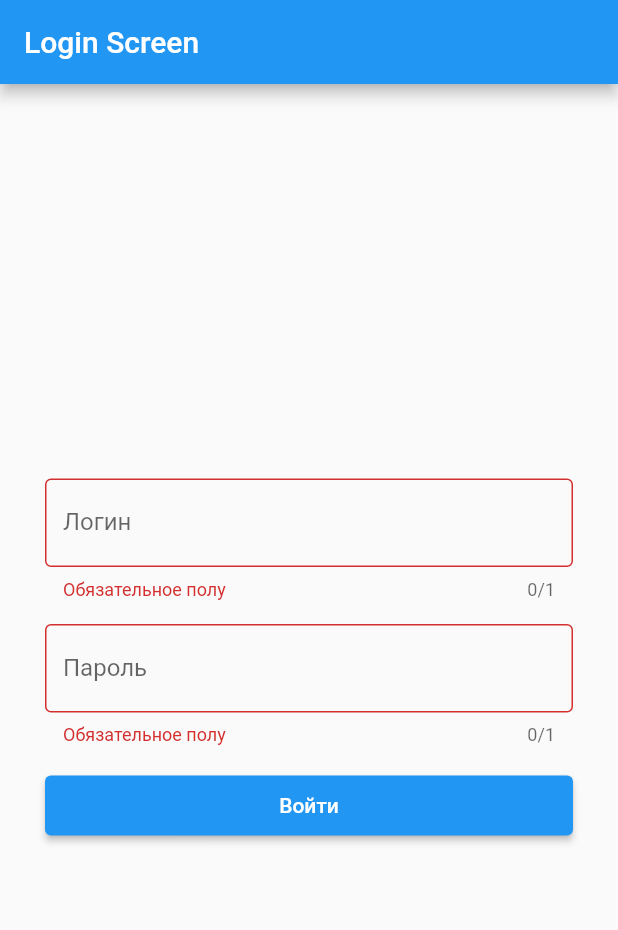
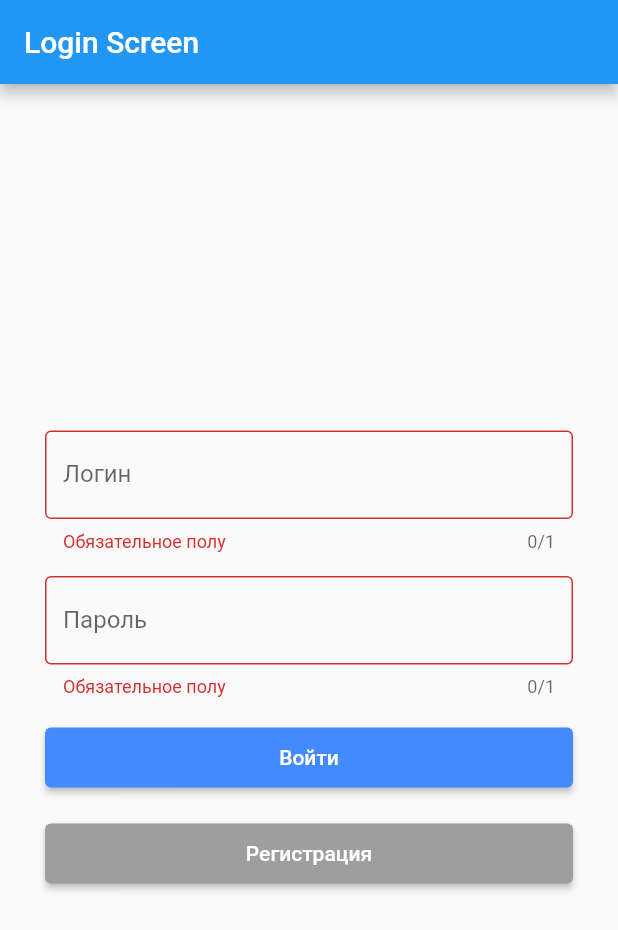
Before and after one commit to Shakhron/with_backend, a Flutter app: the screen it shows after launch, after a tap on "Войти", on a phone screen of 412 x 824 dp. Shown: the top 930 px of the screen. Run offline on Flutter 3.47's test engine with Material 2 defaults, Android fonts, the phone set to English and light mode, and no system bars; our stand-ins replace dio, flutter_bloc, freezed_annotation, get_it, injectable; missing offline and left inert: conduit_core, conduit_postgresql, jaguar_jwt.

```diff
--- /dev/null
+++ b/client/lib/app/presantation/components/app_text_button.dart
@@ -0,0 +1,25 @@
+import 'package:flutter/material.dart';
+
+class AppTExtButton extends StatelessWidget {
+  const AppTExtButton(
+      {super.key,
+      required this.onPressed,
+      required this.text,
+      this.backgroundColor = Colors.blueAccent});
+
+  final VoidCallback onPressed;
+  final String text;
+  final Color backgroundColor;
+
+  @override
+  Widget build(BuildContext context) {
+    return ElevatedButton(
+      onPressed: onPressed,
+      style: ButtonStyle(
+          backgroundColor: MaterialStateProperty.all<Color>(backgroundColor),
+          fixedSize: MaterialStateProperty.all<Size>(
+              const Size(double.maxFinite, 40))),
+      child: Text(text),
+    );
+  }
+}
--- /dev/null
+++ b/client/lib/app/presantation/components/app_text_field.dart
@@ -0,0 +1,34 @@
+import 'package:flutter/material.dart';
+
+class AppTextField extends StatelessWidget {
+  const AppTextField(
+      {super.key,
+      required this.controller,
+      required this.labelText,
+      this.obscureText = false});
+
+  final TextEditingController controller;
+  final String labelText;
+  final bool obscureText;
+
+  @override
+  Widget build(BuildContext context) {
+    return TextFormField(
+      obscureText: obscureText,
+      validator: emptyValodator,
+      maxLength: 1,
+      controller: controller,
+      decoration: InputDecoration(
+        labelText: labelText,
+        border: const OutlineInputBorder(),
+      ),
+    );
+  }
+
+  String? emptyValodator(String? value) {
+    if (value!.isEmpty) {
+      return "Обязательное полу";
+    }
+    return null;
+  }
+}
--- a/client/lib/feature/auth/data/mock_auth_repository.dart
+++ b/client/lib/feature/auth/data/mock_auth_repository.dart
@@ -25,7 +25,7 @@ class MockAuthRepository implements AuthRepository {
   }
 
   @override
-  Future signUn({required String password, required String username}) {
+  Future signIn({required String password, required String username}) {
     return Future.delayed(const Duration(seconds: 2), () {
       return UserEntity(email: "email", username: username, id: "-1");
     });
--- a/client/lib/feature/auth/domain/auth_repository.dart
+++ b/client/lib/feature/auth/domain/auth_repository.dart
@@ -5,7 +5,7 @@ abstract class AuthRepository {
     required String email,
   });
 
-  Future<dynamic> signUn({
+  Future<dynamic> signIn({
     required String password,
     required String username,
   });
--- a/client/lib/feature/auth/domain/auth_state/auth_cubit.dart
+++ b/client/lib/feature/auth/domain/auth_state/auth_cubit.dart
@@ -10,4 +10,19 @@ class AuthCubit extends Cubit<AuthState> {
   AuthCubit(this.authRepository) : super(AuthState.notAuthorized());
 
   final AuthRepository authRepository;
+
+  Future<void> signIn({
+    required String username,
+    required String password,
+  }) async {
+    emit(AuthState.waiting());
+    try {
+      final UserEntity userEntity =
+          await authRepository.signIn(password: password, username: username);
+      emit(AuthState.authorized(userEntity));
+    } catch (error) {
+      emit(AuthState.error(error));
+      rethrow;
+    }
+  }
 }
--- a/client/lib/feature/auth/ui/components/login_screen.dart
+++ b/client/lib/feature/auth/ui/components/login_screen.dart
@@ -1,4 +1,8 @@
+import 'package:client/app/presantation/components/app_text_button.dart';
+import 'package:client/app/presantation/components/app_text_field.dart';
+import 'package:client/feature/auth/domain/auth_state/auth_cubit.dart';
 import 'package:flutter/material.dart';
+import 'package:flutter_bloc/flutter_bloc.dart';
 
 class LoginScreen extends StatelessWidget {
   LoginScreen({super.key});
@@ -21,35 +25,33 @@ class LoginScreen extends StatelessWidget {
             child: Column(
               mainAxisSize: MainAxisSize.min,
               children: [
-                TextFormField(
-                  validator: emptyValodator,
-                  maxLength: 1,
+                AppTextField(
                   controller: controllerLogin,
-                  decoration: const InputDecoration(
-                    labelText: "Логин",
-                    border: OutlineInputBorder(),
-                  ),
+                  labelText: "Логин",
                 ),
                 const SizedBox(height: 16),
-                TextFormField(
-                  validator: emptyValodator,
-                  maxLength: 1,
+                AppTextField(
                   controller: controllerPassword,
-                  decoration: const InputDecoration(
-                    labelText: "Пароль",
-                    border: OutlineInputBorder(),
-                  ),
+                  labelText: "Пароль",
+                  obscureText: true,
                 ),
                 const SizedBox(height: 16),
-                ElevatedButton(
+                AppTExtButton(
+                  onPressed: () {
+                    if (globalKey.currentState?.validate() == true) {
+                      _onTapToSignIn(context.read<AuthCubit>());
+                    }
+                  },
+                  text: "Войти",
+                ),
+                const SizedBox(height: 16),
+                AppTExtButton(
                   onPressed: () {
                     if (globalKey.currentState?.validate() == true) {}
                   },
-                  style: ButtonStyle(
-                      fixedSize: MaterialStateProperty.all<Size>(
-                          const Size(double.maxFinite, 40))),
-                  child: const Text("Войти"),
-                )
+                  backgroundColor: Colors.grey,
+                  text: "Регистрация",
+                ),
               ],
             ),
           ),
@@ -58,10 +60,6 @@ class LoginScreen extends StatelessWidget {
     );
   }
 
-  String? emptyValodator(String? value) {
-    if (value!.isEmpty) {
-      return "Обязательное полу";
-    }
-    return null;
-  }
+  void _onTapToSignIn(AuthCubit authCubit) => authCubit.signIn(
+      username: controllerLogin.text, password: controllerPassword.text);
 }
```
